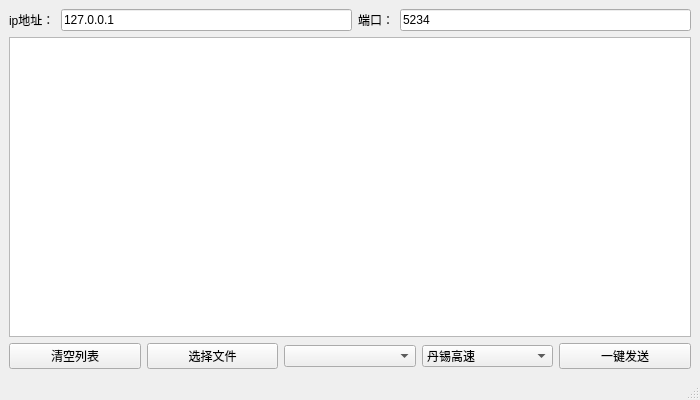
This is mainwindow.ui in jozhn/PClient as Qt 5 draws it before an edit. The edited form follows.
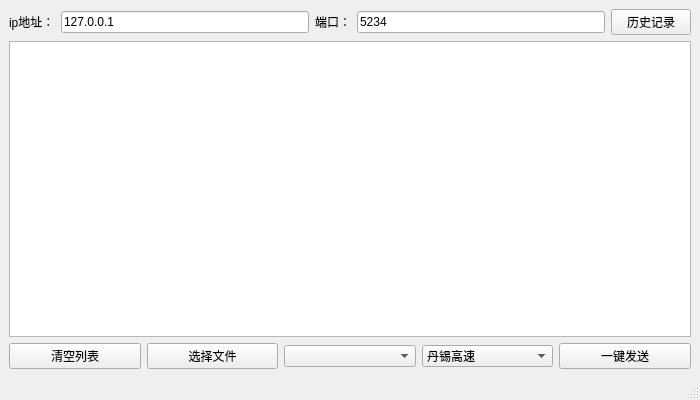
This is the edited form.

Commit message: 整合历史记录

What changed in the file:
```diff
--- a/mainwindow.ui
+++ b/mainwindow.ui
@@ -69,6 +69,13 @@
         </property>
        </widget>
       </item>
+      <item>
+       <widget class="QPushButton" name="queryButton">
+        <property name="text">
+         <string>历史记录</string>
+        </property>
+       </widget>
+      </item>
      </layout>
     </item>
     <item>
```
Left out of the diff: 2 changed lines with no effect on the pictures. The commit also changes 6 other files.
